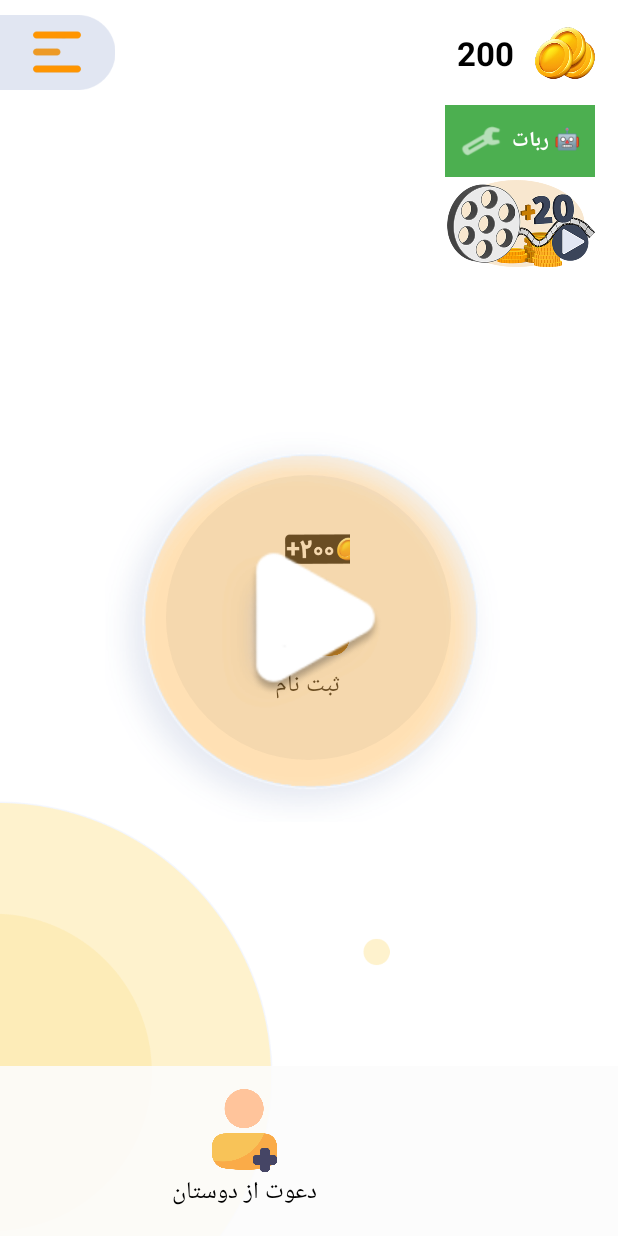
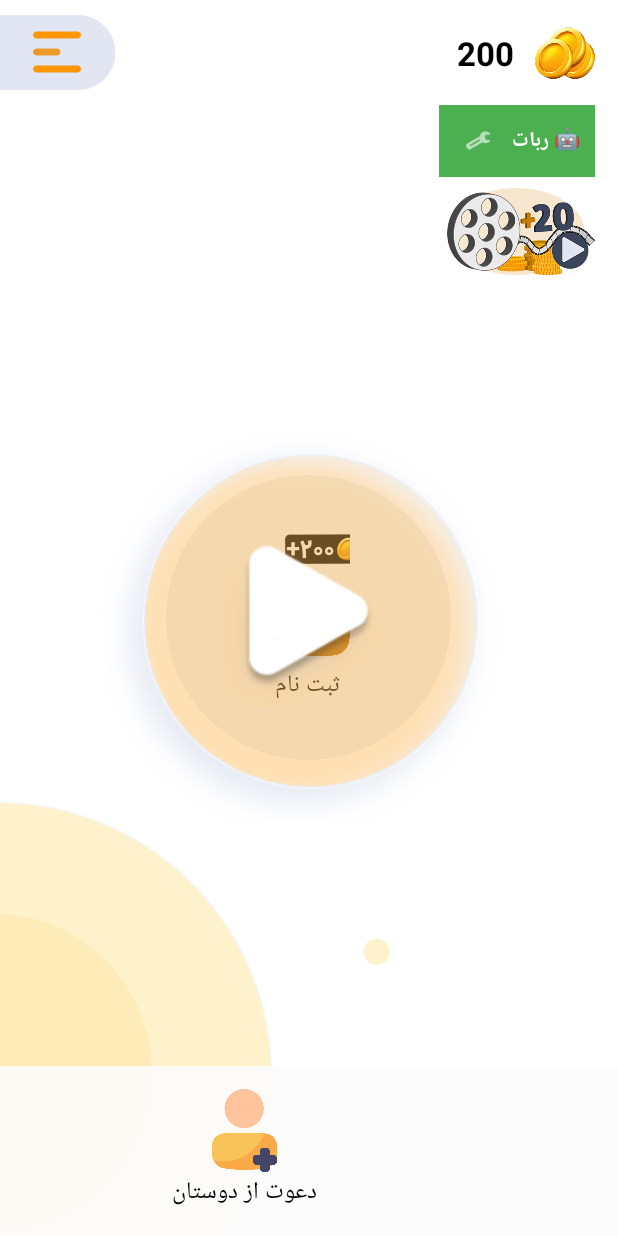
Before and after one commit to MahdiarJahangiry/Jomlak, an Android app: the layout activity_main.xml on its own in the app's theme, with its tools: preview values and no code run, on a phone screen of 412 x 824 dp. Run offline under Robolectric (Android 15) with nearby library versions, the phone set to English and light mode, and no system bars.

Commit message:
New Reforms

```diff
--- a/app/src/main/res/layout/activity_main.xml
+++ b/app/src/main/res/layout/activity_main.xml
@@ -5,7 +5,8 @@
     android:layout_width="match_parent"
     android:layout_height="match_parent"
     android:layoutDirection="ltr"
-    android:background="@color/white">
+    android:background="@color/white"
+    tools:ignore="Overdraw">
 
     <!-- لوگو (پنهان) -->
     <ImageView
@@ -13,7 +14,8 @@
         android:layout_width="wrap_content"
         android:layout_height="wrap_content"
         android:src="@drawable/logo"
-        android:visibility="gone" />
+        android:visibility="gone"
+        tools:ignore="ContentDescription" />
 
     <!-- تولبار -->
     <include layout="@layout/content_tolbar" />
@@ -23,29 +25,35 @@
         android:layout_width="260dp"
         android:layout_height="290dp"
         android:layout_alignParentBottom="true"
-        android:src="@drawable/ui" />
+        android:src="@drawable/ui"
+        tools:ignore="ContentDescription" />
 
-    <!-- 🆕 دکمه ربات جملک - گوشه بالا راست -->
+    <!-- دکمه ربات جملک - گوشه بالا راست -->
     <LinearLayout
         android:id="@+id/li_bot"
         android:layout_width="wrap_content"
         android:layout_height="wrap_content"
-        android:layout_alignParentRight="true"
+        android:minWidth="48dp"
+        android:minHeight="48dp"
+        android:layout_alignParentEnd="true"
         android:layout_below="@+id/re_tolbar"
         android:layout_marginTop="10dp"
-        android:layout_marginRight="15dp"
+        android:layout_marginEnd="15dp"
         android:orientation="horizontal"
         android:padding="10dp"
-        android:gravity="center_vertical"
+        android:gravity="center"
         android:background="#4CAF50"
         android:clickable="true"
-        android:focusable="true">
+        android:focusable="true"
+        android:contentDescription="ربات"
+        tools:ignore="HardcodedText,TextContrastCheck,ImageContrastCheck">
 
         <ImageView
-            android:layout_width="28dp"
-            android:layout_height="28dp"
+            android:layout_width="wrap_content"
+            android:layout_height="18dp"
             android:src="@android:drawable/ic_menu_manage"
-            app:tint="#FFFFFF" />
+            app:tint="#FFFFFF"
+            tools:ignore="ContentDescription" />
 
         <TextView
             android:layout_width="wrap_content"
@@ -71,13 +79,15 @@
             android:layout_width="65dp"
             android:layout_height="25dp"
             android:layout_marginBottom="10dp"
-            android:layout_marginRight="-15dp"
-            android:src="@drawable/seke_200" />
+            android:layout_marginEnd="-15dp"
+            android:src="@drawable/seke_200"
+            tools:ignore="ContentDescription" />
 
         <ImageView
             android:layout_width="55dp"
             android:layout_height="55dp"
-            android:src="@drawable/sigin_icon" />
+            android:src="@drawable/sigin_icon"
+            tools:ignore="ContentDescription" />
 
         <RelativeLayout
             android:layout_width="wrap_content"
@@ -104,7 +114,8 @@
             android:layout_width="wrap_content"
             android:layout_height="wrap_content"
             android:layout_centerInParent="true"
-            android:src="@drawable/newplay1" />
+            android:src="@drawable/newplay1"
+            tools:ignore="ContentDescription" />
 
         <TextView
             android:layout_width="190dp"
@@ -116,20 +127,20 @@
             android:id="@+id/img_play"
             android:layout_width="130dp"
             android:layout_height="130dp"
-            android:layout_marginTop="75dp"
-            android:layout_marginLeft="75dp"
-            android:src="@drawable/seyfplay1" />
+            android:layout_centerInParent="true"
+            android:src="@drawable/seyfplay1"
+            tools:ignore="ContentDescription" />
     </RelativeLayout>
 
-    <!-- دکمه ویدیو (گوشه بالا راست زیر تولبار) -->
+    <!-- دکمه ویدیو (گوشه بالا راست زیر تولبار و ربات) -->
     <LinearLayout
         android:layout_width="wrap_content"
         android:layout_height="wrap_content"
         android:layout_below="@+id/re_tolbar"
-        android:layout_alignParentRight="true"
-        android:layout_marginTop="60dp"
-        android:layout_marginRight="15dp"
-        android:gravity="center|right"
+        android:layout_alignParentEnd="true"
+        android:layout_marginTop="65dp"
+        android:layout_marginEnd="15dp"
+        android:gravity="center|end"
         android:orientation="vertical">
 
         <TextView
@@ -137,11 +148,12 @@
             android:layout_width="100dp"
             android:layout_height="58dp"
             android:background="@drawable/video_icon"
-            android:gravity="left|center"
+            android:gravity="start|center_vertical"
             android:paddingTop="5dp"
-            android:paddingLeft="10dp"
+            android:paddingStart="10dp"
             android:textColor="@color/white"
-            android:textSize="22sp" />
+            android:textSize="22sp"
+            tools:ignore="RtlSymmetry,TextContrastCheck" />
     </LinearLayout>
 
     <!-- نوار پایین -->
@@ -159,13 +171,17 @@
             android:layout_width="wrap_content"
             android:layout_height="wrap_content"
             android:gravity="center"
-            android:orientation="vertical">
+            android:orientation="vertical"
+            android:clickable="true"
+            android:focusable="true"
+            tools:ignore="UseCompoundDrawables">
 
             <ImageView
                 android:layout_width="55dp"
                 android:layout_height="55dp"
                 android:src="@drawable/frind_icon"
-                android:visibility="visible" />
+                android:visibility="visible"
+                tools:ignore="ContentDescription" />
 
             <TextView
                 android:id="@+id/txt_frinds"
@@ -177,20 +193,24 @@
                 android:textSize="16sp" />
         </LinearLayout>
 
-        <!-- دکمه فروشگاه (اگر دارید) -->
+        <!-- دکمه فروشگاه / تبلیغات -->
         <LinearLayout
             android:id="@+id/li_ads"
             android:layout_width="wrap_content"
             android:layout_height="wrap_content"
             android:layout_marginStart="30dp"
             android:gravity="center"
-            android:orientation="vertical">
+            android:orientation="vertical"
+            android:clickable="true"
+            android:focusable="true"
+            android:contentDescription="تبلیغات"
+            tools:ignore="HardcodedText">
 
             <ImageView
                 android:layout_width="55dp"
                 android:layout_height="55dp"
-
-                android:visibility="visible" />
+                android:visibility="visible"
+                tools:ignore="ContentDescription" />
 
         </LinearLayout>
     </LinearLayout>
```
Also changed, not shown: app/src/main/java/com/game/education/activity/BotActivity.kt (+66 -29 lines), app/src/main/java/com/game/education/activity/Loading.java (+17 -9 lines), app/src/main/java/com/game/education/activity/Main.java (+18 -2 lines).
